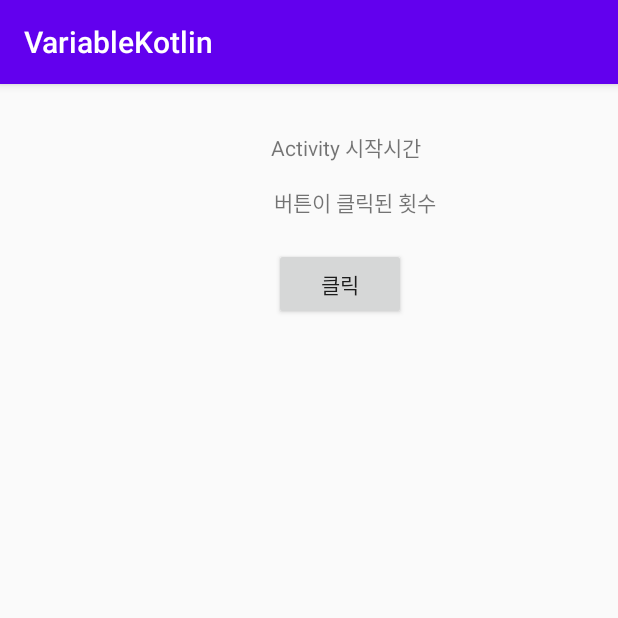
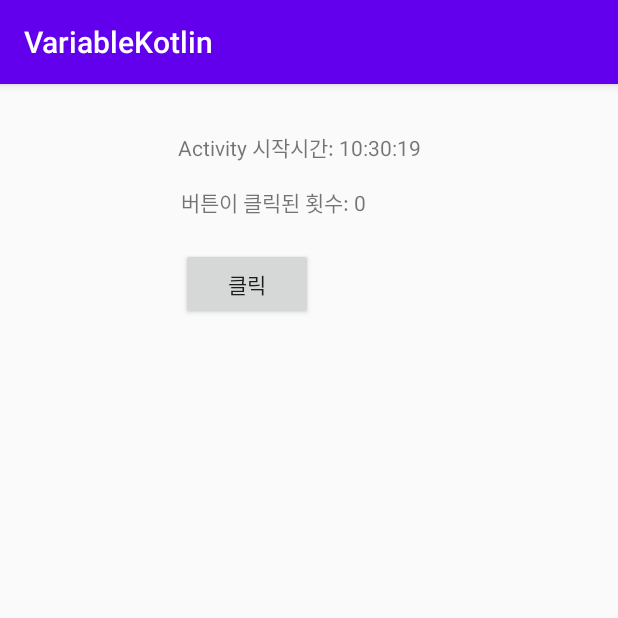
Before and after one commit to rovm/AndroidStudioProjects, an Android app: the VariableKotlinActivity screen opened directly, with no data from a screen before it, on a phone screen of 412 x 824 dp, the top half of it. Run offline under Robolectric (Android 15) with nearby library versions, the light colour scheme and no system bars.

Commit message:
kotiln click event
add kotiln click event

```diff
--- a/hello/app/src/main/java/com/example/hello/VariableKotlinActivity.kt
+++ b/hello/app/src/main/java/com/example/hello/VariableKotlinActivity.kt
@@ -2,11 +2,25 @@ package com.example.hello
 
 import androidx.appcompat.app.AppCompatActivity
 import android.os.Bundle
+import kotlinx.android.synthetic.main.layout_variable.*
+import java.text.SimpleDateFormat
+import java.util.*
 
 class VariableKotlinActivity : AppCompatActivity() {
+    var clickCount = 0;
+    val starTime = System.currentTimeMillis()
 
     override fun onCreate(savedInstanceState: Bundle?) {
         super.onCreate(savedInstanceState)
         setContentView(R.layout.layout_variable)
+
+        val timeText = SimpleDateFormat("HH:mm:ss", Locale.KOREA).format(starTime)
+        startTimeLabel.text = "Activity 시작시간: ${timeText}"
+        clickCountLabel.text = "버튼이 클릭된 횟수: ${clickCount}"
+
+        button.setOnClickListener{
+            clickCount = clickCount + 1
+            clickCountLabel.text = "버튼이 클릭된 횟수: ${clickCount}"
+        }
     }
 }
```
